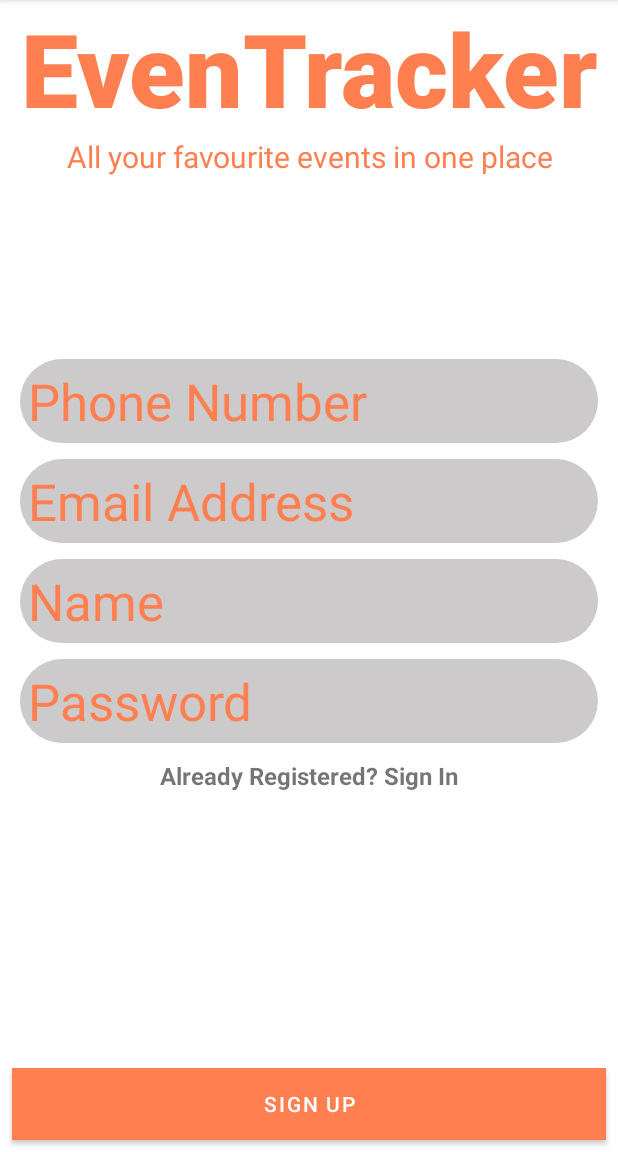
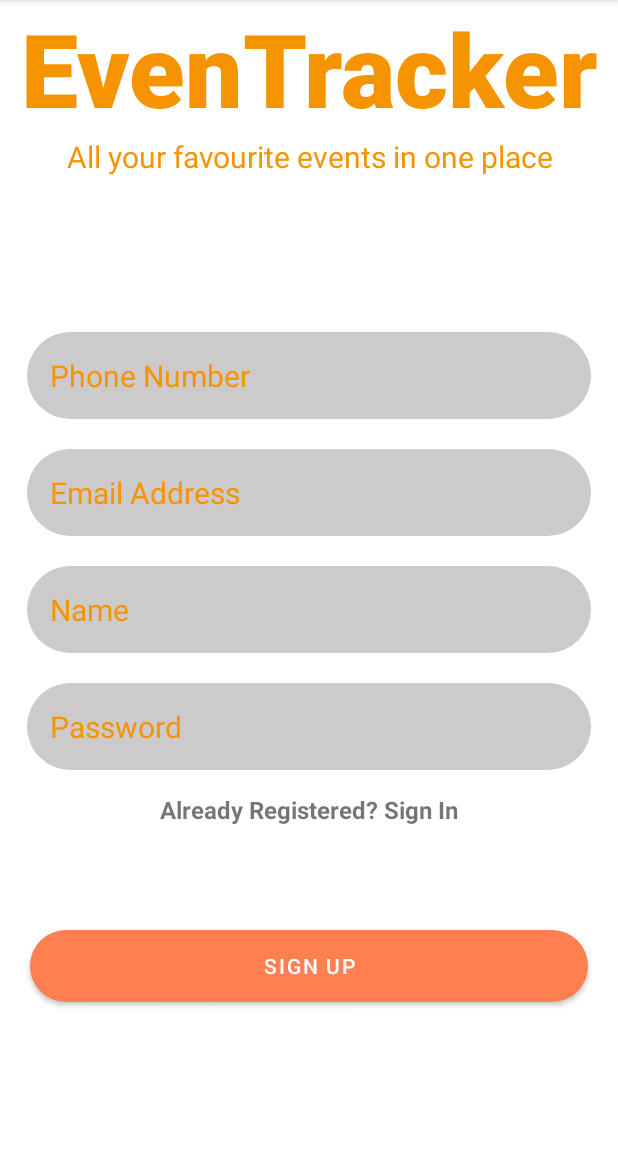
Before and after one commit to TheAraph/FINAL, an Android app: the SignUp screen opened directly, with no data from a screen before it, on a phone screen of 412 x 824 dp, the part 84-1236 px from its top. Run offline under Robolectric (Android 15) with nearby library versions, the phone set to English and light mode, and no system bars; our stand-ins replace Firebase (no records; nobody signed in at launch, a user with empty details on screens opened directly).

Commit message:
Update 24/05/2022

```diff
--- a/app/src/main/res/drawable/rounded_btn.xml
+++ b/app/src/main/res/drawable/rounded_btn.xml
@@ -1,5 +1,5 @@
 <?xml version="1.0" encoding="utf-8"?>
 <shape xmlns:android="http://schemas.android.com/apk/res/android" android:shape="rectangle">
 <corners android:radius="200dp"/>
-    <solid android:color="#FF7F50" />
+    <solid android:color="#F69300" />
 </shape>
--- a/app/src/main/res/layout/activity_forgot_password.xml
+++ b/app/src/main/res/layout/activity_forgot_password.xml
@@ -62,7 +62,6 @@
             android:id="@+id/btnReset"
             android:layout_width="match_parent"
             android:layout_height="wrap_content"
-            android:layout_alignParentBottom="true"
             android:layout_weight="1"
             android:background="@drawable/rounded_btn"
             android:gravity="center"
@@ -77,7 +76,7 @@
         android:layout_height="wrap_content"
         android:layout_alignParentBottom="true"
         android:layout_centerInParent="true"
-        android:layout_marginBottom="50dp"
+        android:layout_marginBottom="100dp"
         android:layout_weight="1"
         android:background="@drawable/rounded_btn"
         android:gravity="center"
--- a/app/src/main/res/layout/activity_main.xml
+++ b/app/src/main/res/layout/activity_main.xml
@@ -32,8 +32,10 @@
             android:layout_width="match_parent"
             android:layout_height="wrap_content"
             android:gravity="center"
-            android:text="The App For All Your Ticket Needs"
-            android:textColor="@color/colorPrimary" />
+            android:text="All your favourite events in one place"
+            android:textColor="@color/colorPrimary"
+
+            android:textSize="22dp"/>
     </LinearLayout>
 
     <LinearLayout
--- a/app/src/main/res/layout/activity_sign_up.xml
+++ b/app/src/main/res/layout/activity_sign_up.xml
@@ -49,9 +49,9 @@
             android:layout_height="match_parent"
             android:textColorHint="@color/colorPrimary"
             android:background="@drawable/rounded_edit"
-            android:layout_margin="5dp"
-            android:padding="5dp"
-            android:textSize="34sp"
+            android:layout_margin="10dp"
+            android:padding="15dp"
+            android:textSize="20sp"
             android:inputType="phone"
             android:textColor="@color/colorPrimary"
             android:ems="60"/>
@@ -63,9 +63,9 @@
             android:layout_height="match_parent"
             android:textColorHint="@color/colorPrimary"
             android:background="@drawable/rounded_edit"
-            android:layout_margin="5dp"
-            android:padding="5dp"
-            android:textSize="34sp"
+        android:layout_margin="10dp"
+        android:padding="15dp"
+        android:textSize="20sp"
             android:inputType="textEmailAddress"
             android:textColor="@color/colorPrimary"
             android:ems="60"/>
@@ -77,9 +77,9 @@
             android:layout_height="match_parent"
             android:textColorHint="@color/colorPrimary"
             android:background="@drawable/rounded_edit"
-            android:layout_margin="5dp"
-            android:padding="5dp"
-            android:textSize="34sp"
+            android:layout_margin="10dp"
+            android:padding="15dp"
+            android:textSize="20sp"
             android:inputType="textPersonName"
             android:textColor="@color/colorPrimary"
             android:ems="60"/>
@@ -91,9 +91,9 @@
             android:layout_height="match_parent"
             android:textColorHint="@color/colorPrimary"
             android:background="@drawable/rounded_edit"
-            android:layout_margin="5dp"
-            android:padding="5dp"
-            android:textSize="34sp"
+            android:layout_margin="10dp"
+            android:padding="15dp"
+            android:textSize="20sp"
             android:inputType="textPassword"
             android:textColor="@color/colorPrimary"
             android:ems="60"/>
@@ -116,13 +116,13 @@
         android:layout_width="match_parent"
         android:layout_height="wrap_content"
         android:layout_alignParentBottom="true"
-        android:layout_marginStart="8dp"
+        android:layout_marginStart="20dp"
         android:layout_marginTop="8dp"
-        android:layout_marginEnd="8dp"
+        android:layout_marginEnd="20dp"
         android:layout_marginRight="8dp"
-        android:layout_marginBottom="8dp"
+        android:layout_marginBottom="100dp"
         android:layout_weight="1"
-        android:background="@color/colorPrimary"
+        android:background="@drawable/rounded_btn"
         android:gravity="center"
         android:text="Sign Up"
         android:textColor="@color/white" />
--- a/app/src/main/res/layout/nav_header_home.xml
+++ b/app/src/main/res/layout/nav_header_home.xml
@@ -31,5 +31,5 @@
         android:id="@+id/textView"
         android:layout_width="wrap_content"
         android:layout_height="wrap_content"
-        android:text="For all your ticketing needs" />
+        android:text="All your favourite events in one place" />
 </LinearLayout>
--- a/app/src/main/res/values/colors.xml
+++ b/app/src/main/res/values/colors.xml
@@ -7,7 +7,7 @@
     <color name="teal_700">#FF018786</color>
     <color name="black">#FF000000</color>
     <color name="white">#FFFFFF</color>
-    <color name="colorPrimary">#FF7F50</color>
+    <color name="colorPrimary">#F69300</color>
     <color name="overlayBackground">#FF018786</color>
     <color name="overlayActionBar">#0e0d0e</color>
 </resources>
```
Also changed, not shown: app/src/main/res/layout/activity_sign_in.xml (+13 -10 lines), app/src/main/res/layout/fragment_gallery.xml (+19 -10 lines).
